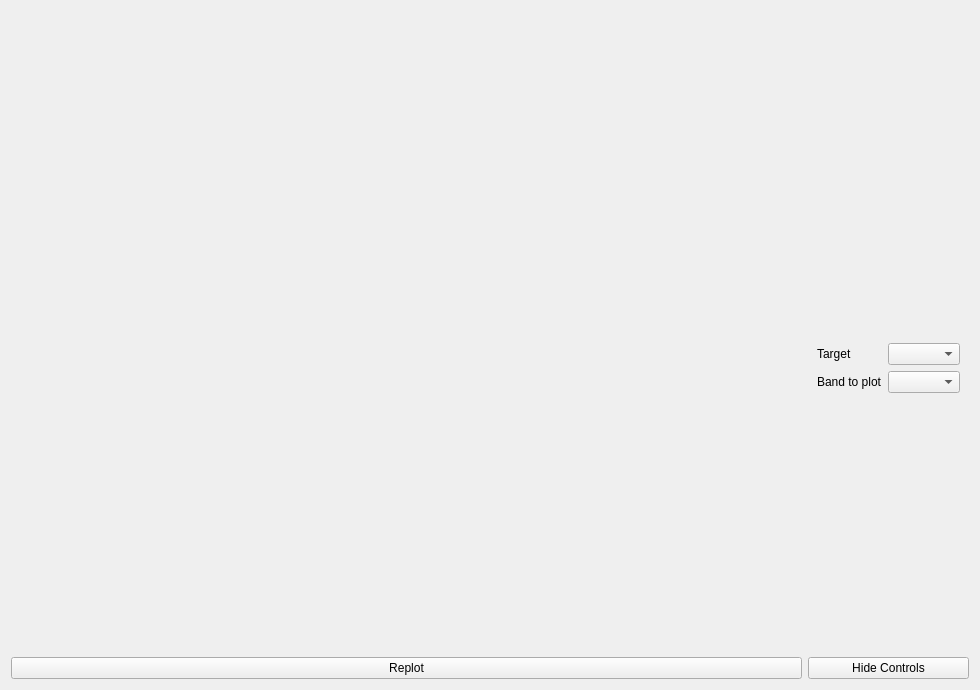
Qt form src/pcot/assets/tabreflectance.ui (AU-ExoMars/PCOT) before a commit.
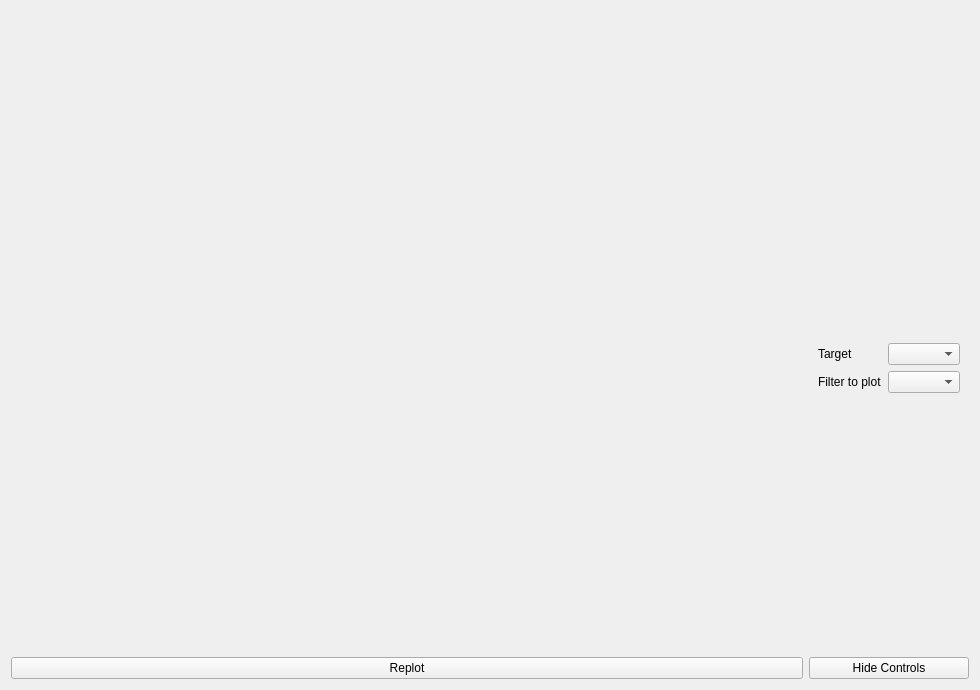
The same form after that commit. Custom widgets are drawn as their Qt base class.

The edit to the form file:
```diff
--- a/src/pcot/assets/tabreflectance.ui
+++ b/src/pcot/assets/tabreflectance.ui
@@ -66,7 +66,7 @@
       <item row="2" column="0">
        <widget class="QLabel" name="label_2">
         <property name="text">
-         <string>Band to plot</string>
+         <string>Filter to plot</string>
         </property>
        </widget>
       </item>
```
Left out of the diff: 2 changed lines with no effect on the pictures.
